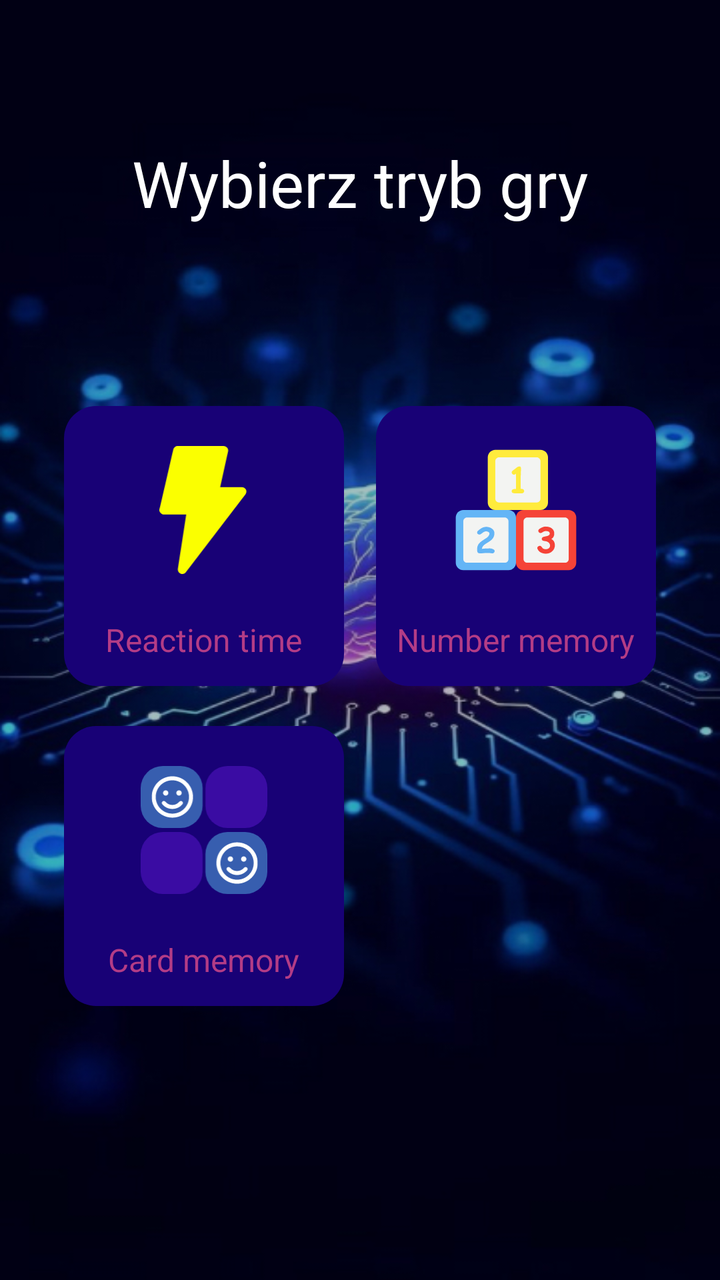
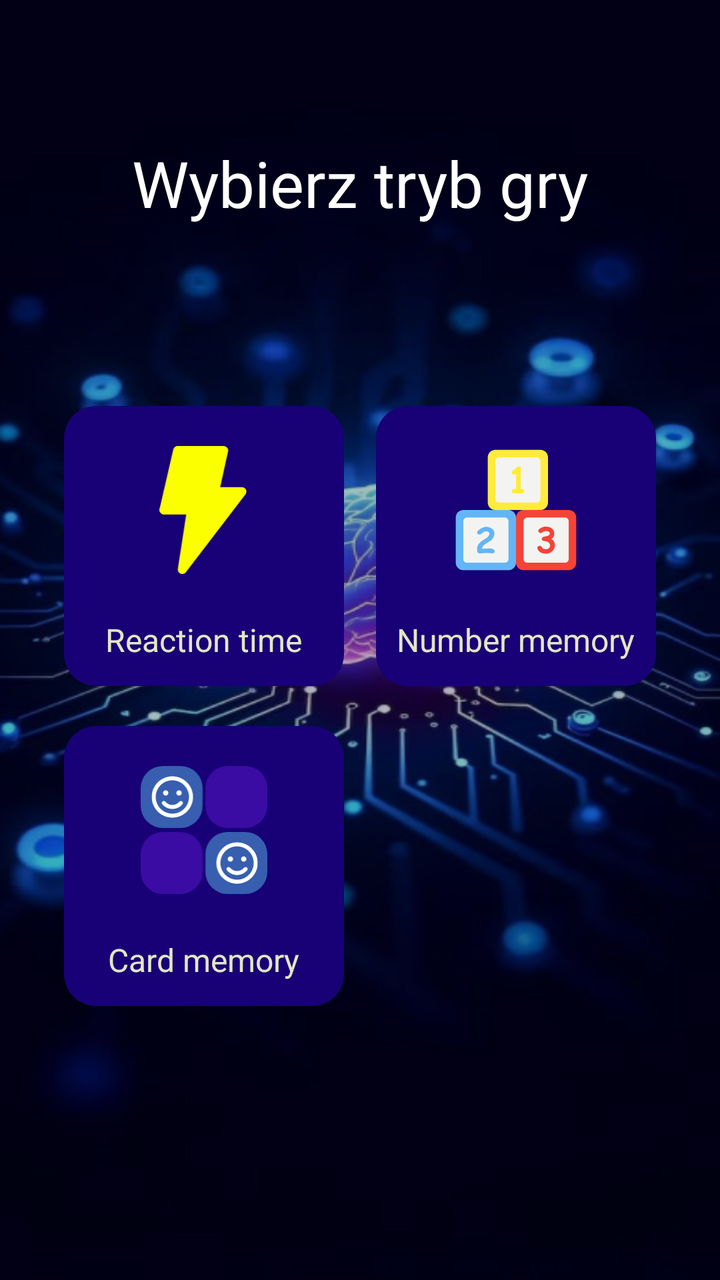

An Android layout rendered at two revisions. The XML below is the earlier revision; the diff shows what the commit changed to produce the second picture.
<!-- AndroidManifest.xml: application theme Theme.TheHumanLab -->
<!-- res/layout/activity_select_game.xml -->
<?xml version="1.0" encoding="utf-8"?>
<androidx.constraintlayout.widget.ConstraintLayout xmlns:android="http://schemas.android.com/apk/res/android"
    xmlns:app="http://schemas.android.com/apk/res-auto"
    xmlns:tools="http://schemas.android.com/tools"
    android:id="@+id/main"
    android:layout_width="match_parent"
    android:layout_height="match_parent"
    android:background="@drawable/background"
    tools:context=".SelectGameActivity">

    <TextView
        android:id="@+id/select_game_screen_title"
        android:layout_width="wrap_content"
        android:layout_height="wrap_content"
        app:layout_constraintTop_toTopOf="parent"
        app:layout_constraintLeft_toLeftOf="parent"
        app:layout_constraintRight_toRightOf="parent"
        android:text="Wybierz tryb gry"
        android:textColor="@color/white"
        android:textSize="32sp"
        android:layout_marginTop="70dp"
        />

    <FrameLayout
        android:id="@+id/reaction_game_btn"
        android:layout_width="140dp"
        android:layout_height="140dp"
        android:gravity="center"
        android:background="@drawable/function_button"
        app:layout_constraintTop_toBottomOf="@id/select_game_screen_title"
        app:layout_constraintLeft_toLeftOf="parent"
        android:clickable="true"
        android:focusable="true"
        android:layout_marginTop="90dp"
        android:layout_marginLeft="32dp" >

        <ImageView
            android:id="@+id/reaction_button_icon"
            android:layout_width="64dp"
            android:layout_height="64dp"
            android:layout_gravity="center_horizontal"
            android:layout_marginTop="20dp"
            android:src="@drawable/reaction"
            android:scaleType="fitCenter"
            />

        <TextView
            android:id="@+id/reaction_button_text"
            android:layout_width="wrap_content"
            android:layout_height="wrap_content"
            android:text="Reaction time"
            android:textColor="#B33C86"
            android:textSize="16sp"
            android:layout_gravity="center_horizontal"
            android:layout_marginTop="106dp"
             />
    </FrameLayout>

    <FrameLayout
        android:id="@+id/numbers_game_btn"
        android:layout_width="140dp"
        android:layout_height="140dp"
        android:gravity="center"
        android:background="@drawable/function_button"
        app:layout_constraintTop_toBottomOf="@id/select_game_screen_title"
        app:layout_constraintRight_toRightOf="parent"
        android:layout_marginTop="90dp"
        android:layout_marginRight="32dp"
        android:clickable="true"
        android:focusable="true">

        <ImageView
            android:id="@+id/numbers_button_icon"
            android:layout_width="64dp"
            android:layout_height="64dp"
            android:layout_gravity="center_horizontal"
            android:layout_marginTop="20dp"
            android:src="@drawable/numbers"
            android:scaleType="fitCenter"
            />

        <TextView
            android:id="@+id/numbers_button_text"
            android:layout_width="wrap_content"
            android:layout_height="wrap_content"
            android:text="Number memory"
            android:textColor="#B33C86"
            android:textSize="16sp"
            android:layout_gravity="center_horizontal"
            android:layout_marginTop="106dp"
            />
    </FrameLayout>

    <FrameLayout
        android:id="@+id/cards_game_btn"
        android:layout_width="140dp"
        android:layout_height="140dp"
        android:gravity="center"
        android:background="@drawable/function_button"
        app:layout_constraintTop_toBottomOf="@id/reaction_game_btn"
        app:layout_constraintLeft_toLeftOf="parent"
        android:layout_marginTop="20dp"
        android:layout_marginLeft="32dp"
        android:clickable="true"
        android:focusable="true">

        <ImageView
            android:id="@+id/cards_button_icon"
            android:layout_width="64dp"
            android:layout_height="64dp"
            android:layout_gravity="center_horizontal"
            android:layout_marginTop="20dp"
            android:src="@drawable/cards"
            android:scaleType="fitCenter"

            />

        <TextView
            android:id="@+id/cards_button_text"
            android:layout_width="wrap_content"
            android:layout_height="wrap_content"
            android:text="Card memory"
            android:textColor="#B33C86"
            android:textSize="16sp"
            android:layout_gravity="center_horizontal"
            android:layout_marginTop="106dp"
            />
    </FrameLayout>




</androidx.constraintlayout.widget.ConstraintLayout>
<!-- resources referenced by this layout -->
<resources>
  <color name="white">#FFFFFFFF</color>
  <!-- drawable background: jpg bitmap (drawable, 163097 bytes) -->
  <!-- drawable cards: vector/xml drawable (drawable, 3282 chars, omitted) -->
  <!-- drawable function_button (drawable) -->
  <?xml version="1.0" encoding="utf-8"?>
  <selector xmlns:android="http://schemas.android.com/apk/res/android">
      <item android:state_pressed="true">
          <shape android:shape="rectangle">
              <solid android:color="@color/function_button_pressed_color"/>
              <corners android:radius="16dp"/>
          </shape>
      </item>
  
      <item>
          <shape android:shape="rectangle">
              <solid android:color="@color/function_button_color"/>
              <corners android:radius="16dp"/>
          </shape>
  
      </item>
  </selector>
  <!-- drawable numbers: vector/xml drawable (drawable, 5844 chars, omitted) -->
  <!-- drawable reaction (drawable) -->
  <vector xmlns:android="http://schemas.android.com/apk/res/android"
      android:width="39dp"
      android:height="56dp"
      android:viewportWidth="39"
      android:viewportHeight="56">
    <path
        android:pathData="M9.274,55.841C8.865,55.668 8.524,55.364 8.307,54.976C8.09,54.589 8.008,54.14 8.074,53.701L11.714,30.001H2.054C1.748,30.009 1.443,29.947 1.165,29.819C0.887,29.691 0.641,29.501 0.448,29.263C0.255,29.025 0.119,28.747 0.05,28.448C-0.018,28.149 -0.017,27.839 0.054,27.541L6.054,1.541C6.159,1.093 6.416,0.696 6.78,0.415C7.144,0.135 7.594,-0.012 8.054,0.001H28.054C28.353,-0 28.648,0.066 28.918,0.194C29.188,0.322 29.426,0.509 29.614,0.741C29.805,0.975 29.94,1.25 30.009,1.545C30.078,1.839 30.08,2.146 30.014,2.441L26.554,18.001H36.054C36.429,18 36.796,18.105 37.114,18.303C37.433,18.501 37.689,18.784 37.854,19.121C37.997,19.444 38.052,19.799 38.014,20.15C37.975,20.502 37.844,20.837 37.634,21.121L11.634,55.121C11.458,55.381 11.223,55.597 10.949,55.75C10.674,55.902 10.368,55.988 10.054,56.001C9.786,55.996 9.522,55.942 9.274,55.841Z"
        android:fillColor="#FBFF00"/>
  </vector>
  <style name="Theme.TheHumanLab" parent="Base.Theme.TheHumanLab" />
  <color name="function_button_pressed_color">#BAA9FE</color>
  <color name="function_button_color">#180176</color>
  <style name="Base.Theme.TheHumanLab" parent="Theme.Material3.DayNight.NoActionBar">
          
          <item name="android:statusBarColor">@color/white</item>
          <item name="android:windowLightStatusBar">true</item>
          
      </style>
</resources>

<!-- the commit's change to res/layout/activity_select_game.xml (unified diff, before → after) -->
@@ -49,7 +49,7 @@
             android:layout_width="wrap_content"
             android:layout_height="wrap_content"
             android:text="Reaction time"
-            android:textColor="#B33C86"
+            android:textColor="@color/main_text_color"
             android:textSize="16sp"
             android:layout_gravity="center_horizontal"
             android:layout_marginTop="106dp"
@@ -84,7 +84,7 @@
             android:layout_width="wrap_content"
             android:layout_height="wrap_content"
             android:text="Number memory"
-            android:textColor="#B33C86"
+            android:textColor="@color/main_text_color"
             android:textSize="16sp"
             android:layout_gravity="center_horizontal"
             android:layout_marginTop="106dp"
@@ -120,7 +120,7 @@
             android:layout_width="wrap_content"
             android:layout_height="wrap_content"
             android:text="Card memory"
-            android:textColor="#B33C86"
+            android:textColor="@color/main_text_color"
             android:textSize="16sp"
             android:layout_gravity="center_horizontal"
             android:layout_marginTop="106dp"
<!-- resource entries referenced after the edit -->
@@ -1,5 +1,6 @@
 <!-- resources referenced by this layout -->
 <resources>
+  <color name="main_text_color">#E4E6C3</color>
   <color name="white">#FFFFFFFF</color>
   <!-- drawable background: jpg bitmap (drawable, 163097 bytes) -->
   <!-- drawable cards: vector/xml drawable (drawable, 3282 chars, omitted) -->
